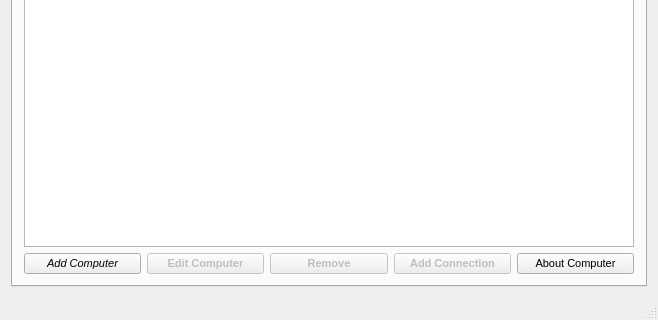
Above: Vika3nytt/mainwindow.ui from sabbisun/Vika3nytt before the change; both pictures show x 0 to 658 and y 248 to 568 of the 658 by 568 pixel window. Below: the same form after it.
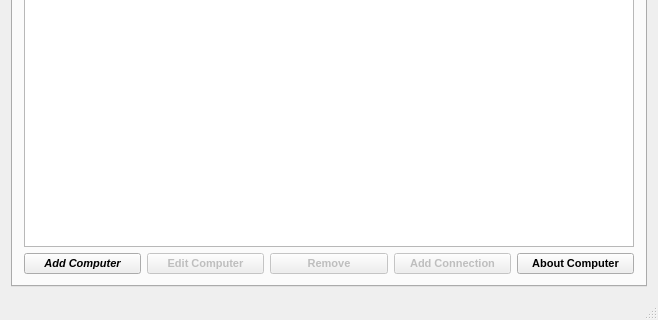
That is the form after the change. The open tabs and pages were chosen to show the change.

```diff
--- a/Vika3nytt/mainwindow.ui
+++ b/Vika3nytt/mainwindow.ui
@@ -32,6 +32,12 @@
    <layout class="QHBoxLayout" name="horizontalLayout_5">
     <item>
      <widget class="QTabWidget" name="tabWidget">
+      <property name="font">
+       <font>
+        <weight>50</weight>
+        <bold>false</bold>
+       </font>
+      </property>
       <property name="currentIndex">
        <number>0</number>
       </property>
@@ -305,7 +311,9 @@
              <widget class="QPushButton" name="Button_addComp">
               <property name="font">
                <font>
+                <weight>75</weight>
                 <italic>true</italic>
+                <bold>true</bold>
                </font>
               </property>
               <property name="text">
@@ -368,6 +376,12 @@
             </item>
             <item>
              <widget class="QPushButton" name="Button_aboutcomp">
+              <property name="font">
+               <font>
+                <weight>75</weight>
+                <bold>true</bold>
+               </font>
+              </property>
               <property name="text">
                <string>About Computer</string>
               </property>
```
Left out of the diff: 14 changed lines with no effect on the pictures.
